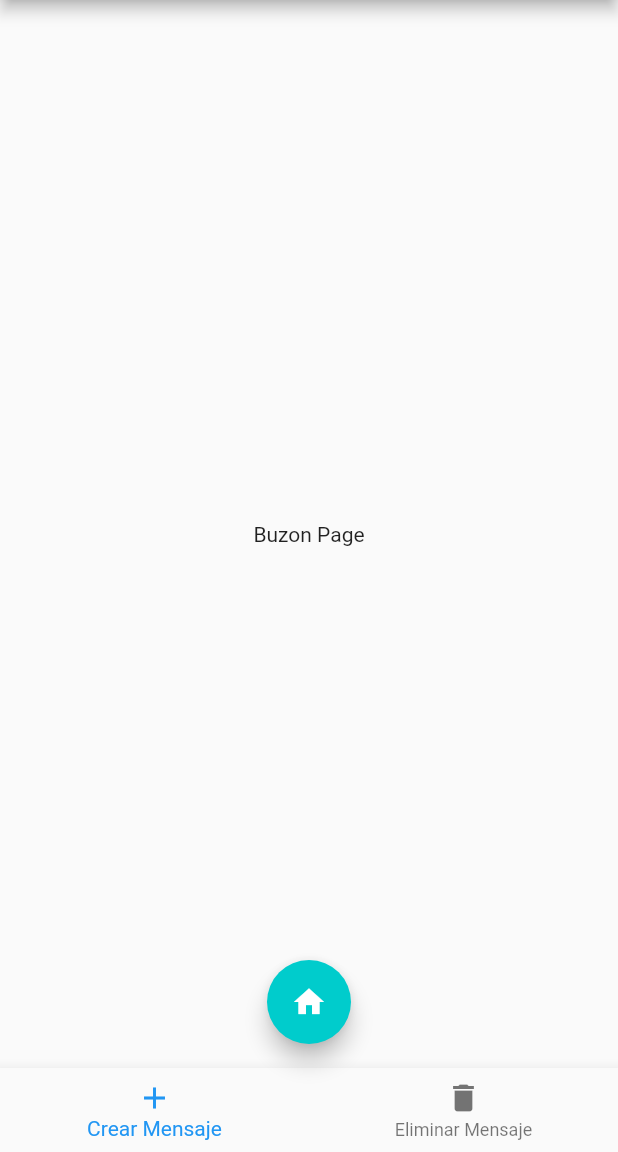
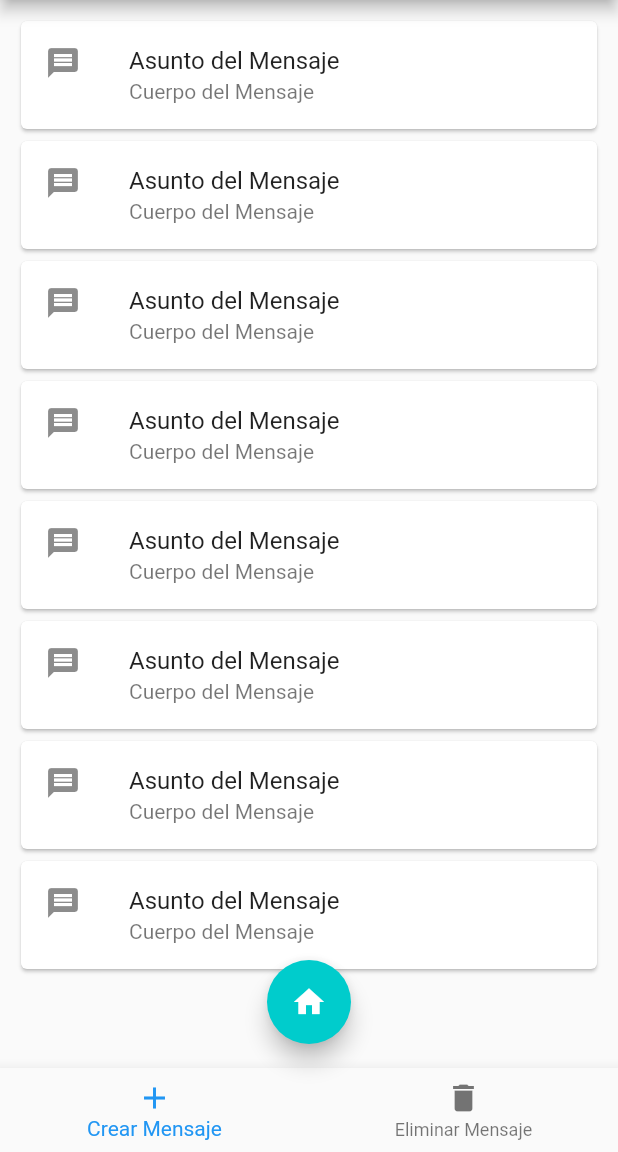
Before and after one commit to efernandez21/AcademicGradeFlutter, a Flutter app: the BuzonPage screen opened by its route, on a phone screen of 412 x 824 dp, the part 84-1236 px from its top. Run offline on Flutter 3.47's test engine with Material 2 defaults, Android fonts, the phone set to English and light mode, and no system bars; our stand-ins replace flutter_swiper, table_calendar; network calls fail.

Commit message:
Implementacion buzon, muestra mensajes falta traer mensajes de la base de datos

```diff
--- a/lib/src/pages/buzon_page.dart
+++ b/lib/src/pages/buzon_page.dart
@@ -20,8 +20,12 @@ class _BuzonPageState extends State<BuzonPage> {
         title: Text('Bandeja de Entrada'),
       ),
       drawer: MenuDrawer(),
-      body: Center(
-        child:Text('Buzon Page')
+      body: ListView.builder(
+        padding: EdgeInsets.all(10),
+        itemCount: 8,
+        itemBuilder: (BuildContext context,int index){
+          return _verMensajes();
+        },
       ),
       bottomNavigationBar: _crearBottomNavigationBar(),
       floatingActionButton: FloatingActionButton(
@@ -62,6 +66,21 @@ class _BuzonPageState extends State<BuzonPage> {
     );
 
   }
+  Widget _verMensajes(){
+    return  Card(
+      child: Column(
+        children: <Widget>[
+          ListTile(
+            leading: Icon(Icons.message),
+            title: Text("Asunto del Mensaje"),
+            subtitle: Text("Cuerpo del Mensaje"),
+          )
+        ],
+      ),
+    );
+
+
+  }
 
 
 }
```
